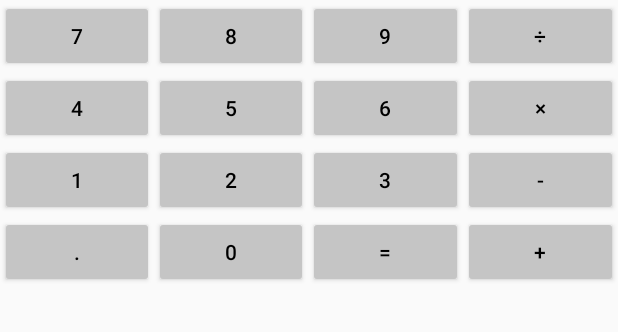
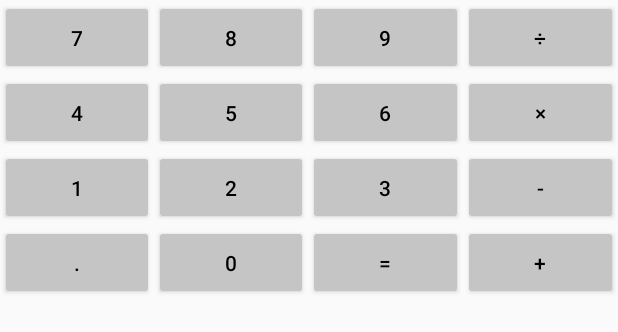
Before and after one commit to jack850628/FloatWindow, an Android app: the layout calculator_sub_page1.xml on its own in the app's theme, with its tools: preview values and no code run, on a phone screen of 412 x 824 dp. Shown: the top 332 px of the screen. Run offline under Robolectric (Android 15) with nearby library versions, the phone set to English and light mode, and no system bars.

Commit message:
增加說明內容

```diff
--- a/app/src/main/java/com/example/jack8/floatwindow/Calculator.java
+++ b/app/src/main/java/com/example/jack8/floatwindow/Calculator.java
@@ -14,6 +14,7 @@ import android.widget.ImageView;
 import android.widget.TableLayout;
 import android.widget.TableRow;
 import android.widget.TextView;
+import android.widget.Toast;
 
 import com.example.jack8.floatwindow.AShCalculator.AShCalculator;
 import com.google.android.gms.ads.AdRequest;
@@ -69,6 +70,7 @@ public class Calculator implements WindowStruct.constructionAndDeconstructionWin
                             value = e.getMessage();
                         }
                         editText.setText(value);
+                        editText.setSelection(0, value.length());
                         break;
                     }
                     case "del":{
--- a/app/src/main/res/layout/calculator.xml
+++ b/app/src/main/res/layout/calculator.xml
@@ -7,7 +7,7 @@
 
     <LinearLayout
         android:layout_width="match_parent"
-        android:layout_height="wrap_content"
+        android:layout_height="53dp"
         android:layout_weight="0"
         android:orientation="horizontal">
 
--- a/app/src/main/res/layout/calculator_sub_page1.xml
+++ b/app/src/main/res/layout/calculator_sub_page1.xml
@@ -11,39 +11,39 @@
 
         <TableRow
             android:layout_width="match_parent"
-            android:layout_height="match_parent">
-
-            <Button
-                android:layout_width="wrap_content"
-                android:layout_height="match_parent"
-                android:layout_weight="1"
-                style="@style/AppTheme.Button"
-                android:theme="@style/AppTheme.Button"
-                android:tag="7"
-                android:text="7" />
-
-            <Button
-                android:layout_width="wrap_content"
-                android:layout_height="match_parent"
-                android:layout_weight="1"
-                style="@style/AppTheme.Button"
-                android:theme="@style/AppTheme.Button"
-                android:tag="8"
-                android:text="8" />
-
-            <Button
-                android:layout_width="wrap_content"
-                android:layout_height="match_parent"
-                android:layout_weight="1"
-                style="@style/AppTheme.Button"
-                android:theme="@style/AppTheme.Button"
-                android:tag="9"
-                android:text="9" />
+            android:layout_height="wrap_content">
 
             <Button
                 style="@style/AppTheme.Button"
                 android:layout_width="wrap_content"
-                android:layout_height="match_parent"
+                android:layout_height="50dp"
+                android:layout_weight="1"
+                android:tag="7"
+                android:text="7"
+                android:theme="@style/AppTheme.Button" />
+
+            <Button
+                style="@style/AppTheme.Button"
+                android:layout_width="wrap_content"
+                android:layout_height="50dp"
+                android:layout_weight="1"
+                android:tag="8"
+                android:text="8"
+                android:theme="@style/AppTheme.Button" />
+
+            <Button
+                style="@style/AppTheme.Button"
+                android:layout_width="wrap_content"
+                android:layout_height="50dp"
+                android:layout_weight="1"
+                android:tag="9"
+                android:text="9"
+                android:theme="@style/AppTheme.Button" />
+
+            <Button
+                style="@style/AppTheme.Button"
+                android:layout_width="wrap_content"
+                android:layout_height="50dp"
                 android:layout_weight="1"
                 android:tag="÷"
                 android:text="÷"
@@ -53,39 +53,39 @@
 
         <TableRow
             android:layout_width="match_parent"
-            android:layout_height="match_parent">
-
-            <Button
-                android:layout_width="wrap_content"
-                android:layout_height="match_parent"
-                android:layout_weight="1"
-                style="@style/AppTheme.Button"
-                android:theme="@style/AppTheme.Button"
-                android:tag="4"
-                android:text="4" />
-
-            <Button
-                android:layout_width="wrap_content"
-                android:layout_height="match_parent"
-                android:layout_weight="1"
-                style="@style/AppTheme.Button"
-                android:theme="@style/AppTheme.Button"
-                android:tag="5"
-                android:text="5" />
-
-            <Button
-                android:layout_width="wrap_content"
-                android:layout_height="match_parent"
-                android:layout_weight="1"
-                style="@style/AppTheme.Button"
-                android:theme="@style/AppTheme.Button"
-                android:tag="6"
-                android:text="6" />
+            android:layout_height="wrap_content">
 
             <Button
                 style="@style/AppTheme.Button"
                 android:layout_width="wrap_content"
-                android:layout_height="match_parent"
+                android:layout_height="50dp"
+                android:layout_weight="1"
+                android:tag="4"
+                android:text="4"
+                android:theme="@style/AppTheme.Button" />
+
+            <Button
+                style="@style/AppTheme.Button"
+                android:layout_width="wrap_content"
+                android:layout_height="50dp"
+                android:layout_weight="1"
+                android:tag="5"
+                android:text="5"
+                android:theme="@style/AppTheme.Button" />
+
+            <Button
+                style="@style/AppTheme.Button"
+                android:layout_width="wrap_content"
+                android:layout_height="50dp"
+                android:layout_weight="1"
+                android:tag="6"
+                android:text="6"
+                android:theme="@style/AppTheme.Button" />
+
+            <Button
+                style="@style/AppTheme.Button"
+                android:layout_width="wrap_content"
+                android:layout_height="50dp"
                 android:layout_weight="1"
                 android:tag="×"
                 android:text="×"
@@ -95,84 +95,84 @@
 
         <TableRow
             android:layout_width="match_parent"
-            android:layout_height="match_parent">
+            android:layout_height="wrap_content">
 
             <Button
+                style="@style/AppTheme.Button"
                 android:layout_width="wrap_content"
-                android:layout_height="match_parent"
+                android:layout_height="50dp"
                 android:layout_weight="1"
-                style="@style/AppTheme.Button"
-                android:theme="@style/AppTheme.Button"
                 android:tag="1"
-                android:text="1" />
+                android:text="1"
+                android:theme="@style/AppTheme.Button" />
 
             <Button
+                style="@style/AppTheme.Button"
                 android:layout_width="wrap_content"
-                android:layout_height="match_parent"
+                android:layout_height="50dp"
                 android:layout_weight="1"
-                style="@style/AppTheme.Button"
-                android:theme="@style/AppTheme.Button"
                 android:tag="2"
-                android:text="2" />
+                android:text="2"
+                android:theme="@style/AppTheme.Button" />
 
             <Button
+                style="@style/AppTheme.Button"
                 android:layout_width="wrap_content"
-                android:layout_height="match_parent"
+                android:layout_height="50dp"
                 android:layout_weight="1"
-                style="@style/AppTheme.Button"
-                android:theme="@style/AppTheme.Button"
                 android:tag="3"
-                android:text="3" />
+                android:text="3"
+                android:theme="@style/AppTheme.Button" />
 
             <Button
+                style="@style/AppTheme.Button"
                 android:layout_width="wrap_content"
-                android:layout_height="match_parent"
+                android:layout_height="50dp"
                 android:layout_weight="1"
-                style="@style/AppTheme.Button"
-                android:theme="@style/AppTheme.Button"
                 android:tag="-"
-                android:text="-" />
+                android:text="-"
+                android:theme="@style/AppTheme.Button" />
         </TableRow>
 
         <TableRow
             android:layout_width="match_parent"
-            android:layout_height="match_parent">
+            android:layout_height="wrap_content">
 
             <Button
+                style="@style/AppTheme.Button"
                 android:layout_width="wrap_content"
-                android:layout_height="match_parent"
+                android:layout_height="50dp"
                 android:layout_weight="1"
-                style="@style/AppTheme.Button"
-                android:theme="@style/AppTheme.Button"
                 android:tag="."
-                android:text="." />
+                android:text="."
+                android:theme="@style/AppTheme.Button" />
 
             <Button
+                style="@style/AppTheme.Button"
                 android:layout_width="wrap_content"
-                android:layout_height="match_parent"
+                android:layout_height="50dp"
                 android:layout_weight="1"
-                style="@style/AppTheme.Button"
-                android:theme="@style/AppTheme.Button"
                 android:tag="0"
-                android:text="0" />
+                android:text="0"
+                android:theme="@style/AppTheme.Button" />
 
             <Button
+                style="@style/AppTheme.Button"
                 android:layout_width="wrap_content"
-                android:layout_height="match_parent"
+                android:layout_height="50dp"
                 android:layout_weight="1"
-                style="@style/AppTheme.Button"
-                android:theme="@style/AppTheme.Button"
                 android:tag="="
-                android:text="=" />
+                android:text="="
+                android:theme="@style/AppTheme.Button" />
 
             <Button
+                style="@style/AppTheme.Button"
                 android:layout_width="wrap_content"
-                android:layout_height="match_parent"
+                android:layout_height="50dp"
                 android:layout_weight="1"
-                style="@style/AppTheme.Button"
-                android:theme="@style/AppTheme.Button"
                 android:tag="+"
-                android:text="+" />
+                android:text="+"
+                android:theme="@style/AppTheme.Button" />
         </TableRow>
 
     </TableLayout>
--- a/app/src/main/res/values/strings.xml
+++ b/app/src/main/res/values/strings.xml
@@ -7,7 +7,7 @@
     <string name="temperature_conversion">Temperature Cnversion</string>
     <string name="BMI_conversion">BMI Cnversion</string>
     <string name="setting">Setting</string>
-    <string name="windows_list">Windows List</string>
+    <string name="windows_list">A shortcut to the tool can be created on the main screen.</string>
     <string name="runing">Runing</string>
     <string name="open_page_of">Open page of?</string>
     <string name="web_say">Web say</string>
@@ -75,4 +75,8 @@
     <string name="added_to_the_home_screen">added to the home screen</string>
     <string name="new_functions">New functions</string>
     <string name="help">Help</string>
+    <string name="help_string1">Basic operation</string>
+    <string name="help_string2">vWhen using the floating window, the notification bar will be set up to notify you of the settings or view all running windows.</string>
+    <string name="help_string3">vAll the tools have been separated independently and are no longer concentrated in one window.</string>
+    <string name="help_string4">A shortcut to the tool can be created on the main screen.</string>
 </resources>
```
Also changed, not shown: app/src/main/java/com/example/jack8/floatwindow/FloatServer.java (+13 -2 lines), app/src/main/java/com/example/jack8/floatwindow/Help.java (+19 -1 lines), app/src/main/res/layout/calculator_sub_page2.xml (+9 -9 lines), app/src/main/res/layout/help.xml (+39 -3 lines), app/src/main/res/layout/new_functions.xml (+53 -3 lines), app/src/main/res/drawable/add_shortcut_image1.png (added), app/src/main/res/drawable/add_shortcut_image2.png (added), app/src/main/res/drawable/calculator_image.png (added), app/src/main/res/drawable/demonstration.png (added), app/src/main/res/drawable/demonstration2.png (added), app/src/main/res/drawable/main_menu_image.png (added), app/src/main/res/drawable/notify_image.png (added), app/src/main/res/drawable/notify_image2.png (added), 5 other files.
